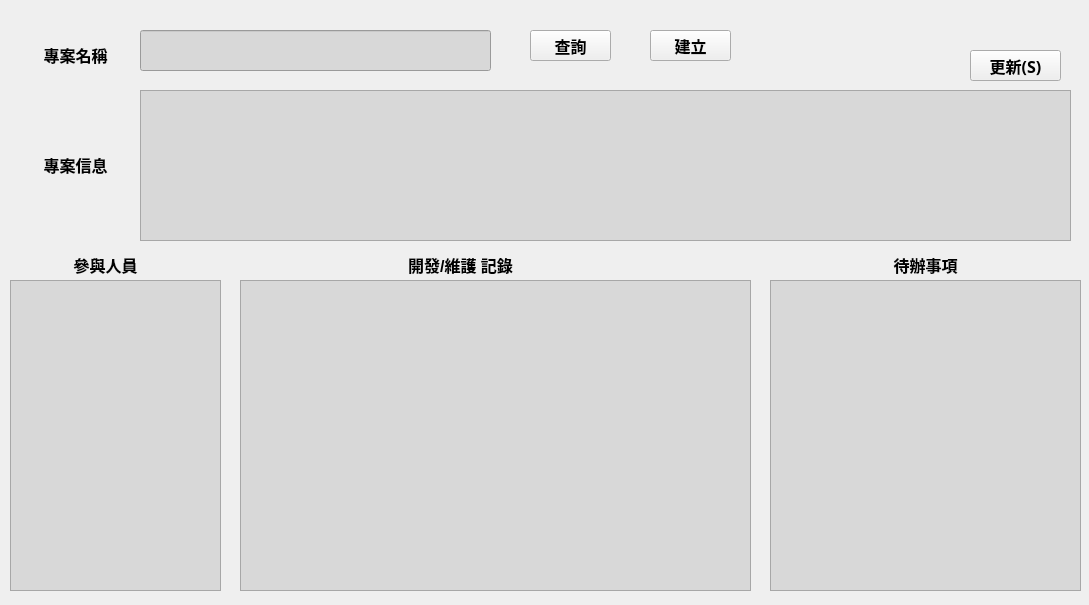
Before: the Qt Designer form searchproject.ui in Linlai2369632/workingDiary, drawn with Qt 5.
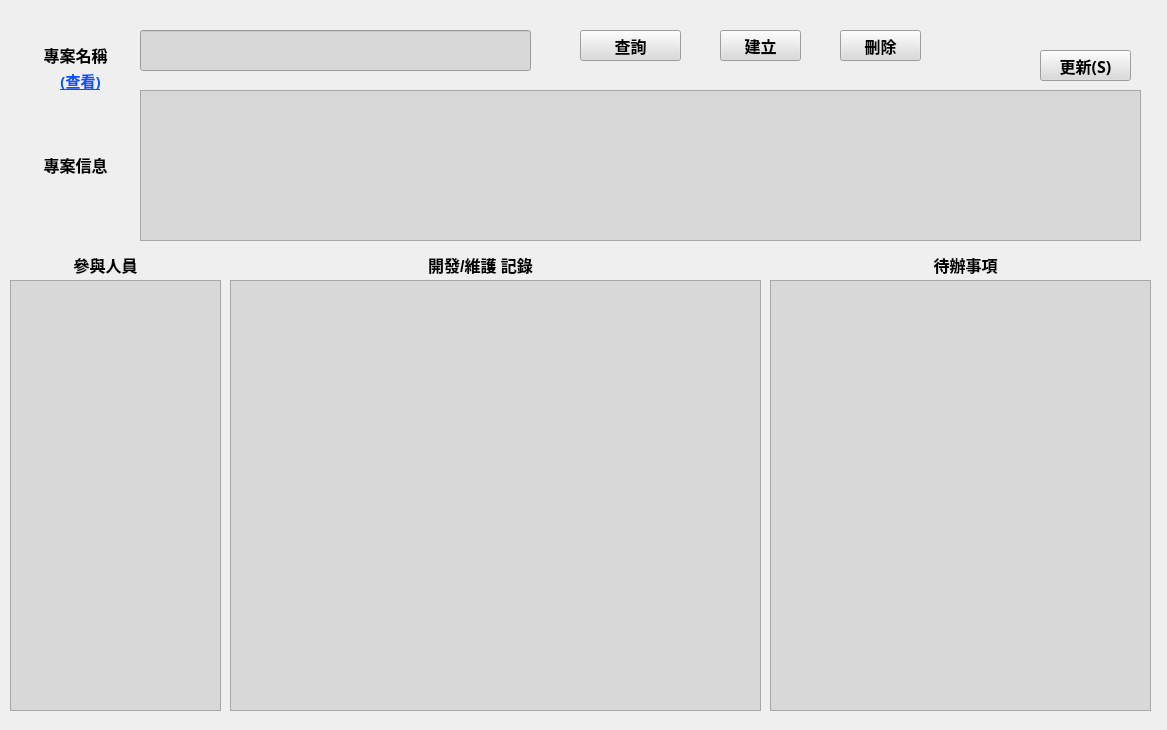
After: the same form once the commit is applied.

Commit message:
2023-09-06: 	1.searchProject: 設計setUI2SearchMode();和setUI2ResearchMode();來幫助使用者流暢的使用各項功能。
	2.searchProject: 取消使用"更新" button ，偵測專案是否存來來 enabled 的方式。

	3.searchproject: "建立"成功後，UI 介面應等同於"查詢"被按下。

	4.searchProject: 修正錯誤，pbCreate()中， messageBox("再次確認是否建立專案\n\"%1\"?")，選擇"No"後會直接切到查詢後的 UI 模式。

	5.searchProject: 設計 closeEvent();

	6.mainwindow: 調整"搜尋"後的介面操作，使其更加合理。

	7.workingDiary: 增加刪除功能。

	8.searchProject: 新增一個"查看" button，和 projecttable.ui。使其顯示資料庫中所有已存在的專案資訊。並可點擊"專案名稱"前往該專案之編輯介面。

```diff
--- a/searchproject.ui
+++ b/searchproject.ui
@@ -6,8 +6,8 @@
    <rect>
     <x>0</x>
     <y>0</y>
-    <width>1089</width>
-    <height>605</height>
+    <width>1167</width>
+    <height>730</height>
    </rect>
   </property>
   <property name="windowTitle">
@@ -44,7 +44,7 @@
     <rect>
      <x>140</x>
      <y>30</y>
-     <width>351</width>
+     <width>391</width>
      <height>41</height>
     </rect>
    </property>
@@ -63,9 +63,9 @@
   <widget class="QPushButton" name="pbSearch">
    <property name="geometry">
     <rect>
-     <x>530</x>
+     <x>580</x>
      <y>30</y>
-     <width>81</width>
+     <width>101</width>
      <height>31</height>
     </rect>
    </property>
@@ -77,6 +77,9 @@
      <bold>true</bold>
     </font>
    </property>
+   <property name="styleSheet">
+    <string notr="true">background-color: rgb(218, 218, 218);</string>
+   </property>
    <property name="text">
     <string>查詢</string>
    </property>
@@ -86,7 +89,7 @@
     <rect>
      <x>140</x>
      <y>90</y>
-     <width>931</width>
+     <width>1001</width>
      <height>151</height>
     </rect>
    </property>
@@ -121,7 +124,7 @@
      <x>10</x>
      <y>280</y>
      <width>211</width>
-     <height>311</height>
+     <height>431</height>
     </rect>
    </property>
    <property name="font">
@@ -139,7 +142,7 @@
   <widget class="QLabel" name="label_4">
    <property name="geometry">
     <rect>
-     <x>380</x>
+     <x>400</x>
      <y>250</y>
      <width>161</width>
      <height>31</height>
@@ -152,10 +155,10 @@
   <widget class="QTextEdit" name="teDevelopeRecord">
    <property name="geometry">
     <rect>
-     <x>240</x>
+     <x>230</x>
      <y>280</y>
-     <width>511</width>
-     <height>311</height>
+     <width>531</width>
+     <height>431</height>
     </rect>
    </property>
    <property name="font">
@@ -173,7 +176,7 @@
   <widget class="QLabel" name="label_5">
    <property name="geometry">
     <rect>
-     <x>880</x>
+     <x>920</x>
      <y>250</y>
      <width>91</width>
      <height>31</height>
@@ -188,8 +191,8 @@
     <rect>
      <x>770</x>
      <y>280</y>
-     <width>311</width>
-     <height>311</height>
+     <width>381</width>
+     <height>431</height>
     </rect>
    </property>
    <property name="font">
@@ -207,7 +210,7 @@
   <widget class="QPushButton" name="pbUpdate">
    <property name="geometry">
     <rect>
-     <x>970</x>
+     <x>1040</x>
      <y>50</y>
      <width>91</width>
      <height>31</height>
@@ -221,6 +224,9 @@
      <bold>true</bold>
     </font>
    </property>
+   <property name="styleSheet">
+    <string notr="true">background-color: rgb(218, 218, 218);</string>
+   </property>
    <property name="text">
     <string>更新(S)</string>
    </property>
@@ -228,7 +234,7 @@
   <widget class="QPushButton" name="pbCreate">
    <property name="geometry">
     <rect>
-     <x>650</x>
+     <x>720</x>
      <y>30</y>
      <width>81</width>
      <height>31</height>
@@ -242,10 +248,63 @@
      <bold>true</bold>
     </font>
    </property>
+   <property name="styleSheet">
+    <string notr="true">background-color: rgb(218, 218, 218);</string>
+   </property>
    <property name="text">
     <string>建立</string>
    </property>
   </widget>
+  <widget class="QPushButton" name="pbDelete">
+   <property name="geometry">
+    <rect>
+     <x>840</x>
+     <y>30</y>
+     <width>81</width>
+     <height>31</height>
+    </rect>
+   </property>
+   <property name="font">
+    <font>
+     <family>微軟正黑體</family>
+     <pointsize>12</pointsize>
+     <weight>75</weight>
+     <bold>true</bold>
+    </font>
+   </property>
+   <property name="styleSheet">
+    <string notr="true">background-color: rgb(218, 218, 218);</string>
+   </property>
+   <property name="text">
+    <string>刪除</string>
+   </property>
+  </widget>
+  <widget class="QPushButton" name="pbShowAllProjectName">
+   <property name="geometry">
+    <rect>
+     <x>50</x>
+     <y>60</y>
+     <width>61</width>
+     <height>41</height>
+    </rect>
+   </property>
+   <property name="font">
+    <font>
+     <family>微軟正黑體</family>
+     <pointsize>11</pointsize>
+     <weight>75</weight>
+     <bold>true</bold>
+     <underline>true</underline>
+    </font>
+   </property>
+   <property name="styleSheet">
+    <string notr="true">color: rgb(0, 85, 255);
+border : none;</string>
+   </property>
+   <property name="text">
+    <string>(查看)</string>
+   </property>
+  </widget>
  </widget>
  <resources/>
  <connections/>
```
The commit also changes 9 other files.
